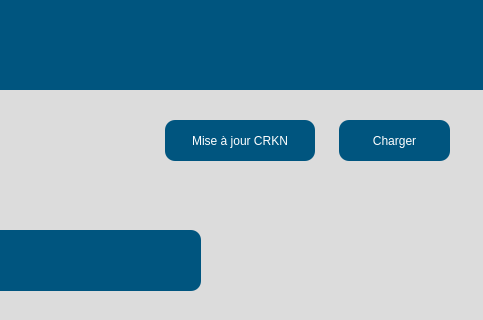
First picture: the form in src/user_interface/french_settingsPage.ui, repository eppenney/eBook-Perpetual-Access-Rights-Tracker, before the edit; both pictures show x 700 to 1183 and y 0 to 320 of the 1183 by 877 pixel window.
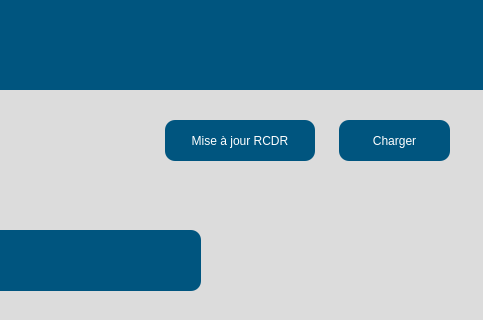
Second picture: the form after the edit. Icons and pictures are not drawn.

The edit to the form file:
```diff
--- a/src/user_interface/french_settingsPage.ui
+++ b/src/user_interface/french_settingsPage.ui
@@ -150,7 +150,7 @@
         </string>
     </property>
     <property name="text">
-     <string>Mise à jour CRKN</string>
+     <string>Mise à jour RCDR</string>
     </property>
    </widget>
    <widget class="QLabel" name="UniversityLabel_5">
```
